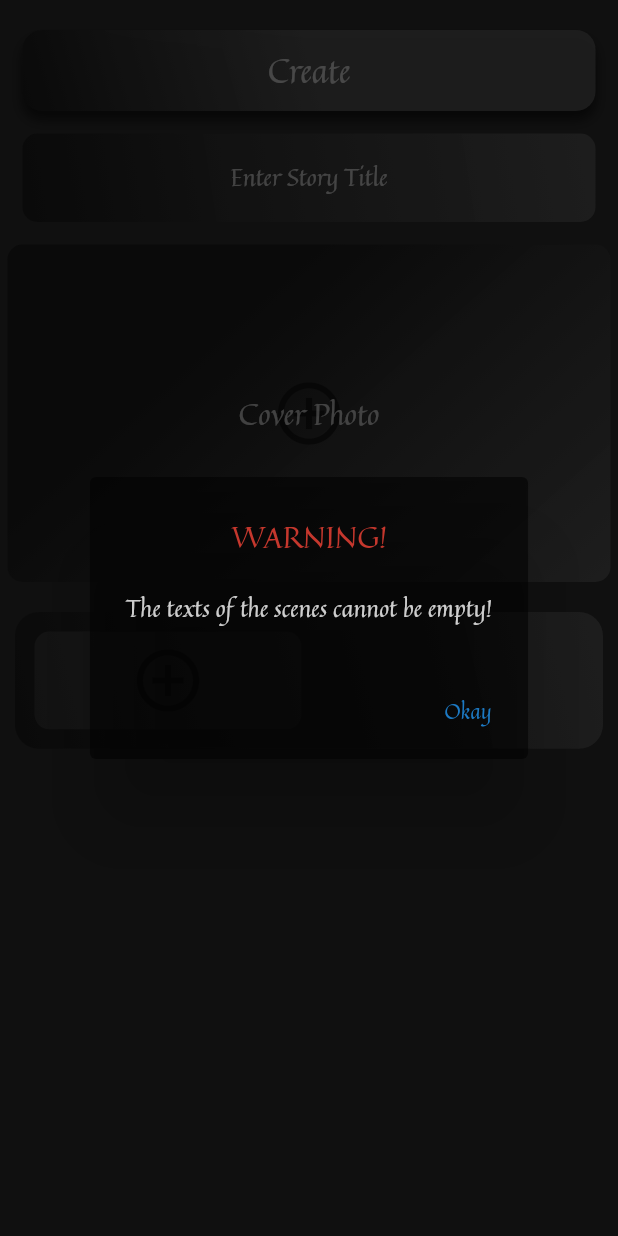
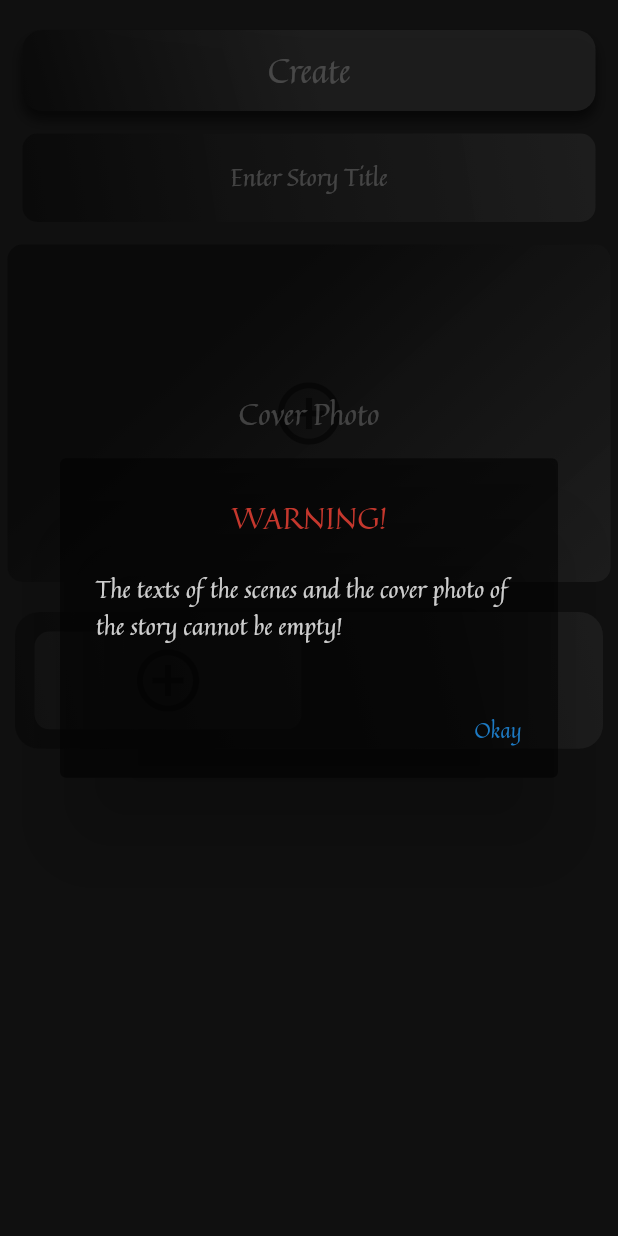
Before and after one commit to Ysf-Akdnz/story_app, a Flutter app: the StoryListViewUser screen opened directly, after a tap on the "add circle outline" icon, after a tap on "Create", on a phone screen of 412 x 824 dp. Run offline on Flutter 3.47's test engine with Material 2 defaults, Android fonts, the phone set to English and light mode, and no system bars; our stand-ins replace firebase_core, firebase_database, flutter_tts, get, google_fonts, image_picker and 2 more; accounts and stored records are empty.

Commit message:
Son Hali V2.1

```diff
--- a/lib/utils/language.dart
+++ b/lib/utils/language.dart
@@ -35,7 +35,8 @@ class Dil extends Translations {
           'sonraki': 'Sonraki...',
           'tmm': 'Tamam',
           'uyari': 'UYARI!',
-          'uyariMetni': 'Sahnelerin metinleri boş olamaz!',
+          'uyariMetni':
+              'Sahnelerin metinleri ve hikayenin kapak fotosu boş olamaz!',
           'mh': 'Hikayeye Devam et'
         },
         'en_US': {
@@ -64,7 +65,8 @@ class Dil extends Translations {
           'sonraki': 'Next...',
           'tmm': 'Okay',
           'uyari': 'WARNING!',
-          'uyariMetni': 'The texts of the scenes cannot be empty!',
+          'uyariMetni':
+              'The texts of the scenes and the cover photo of the story cannot be empty!',
           'mh': 'Continue Story'
         },
       };
```
